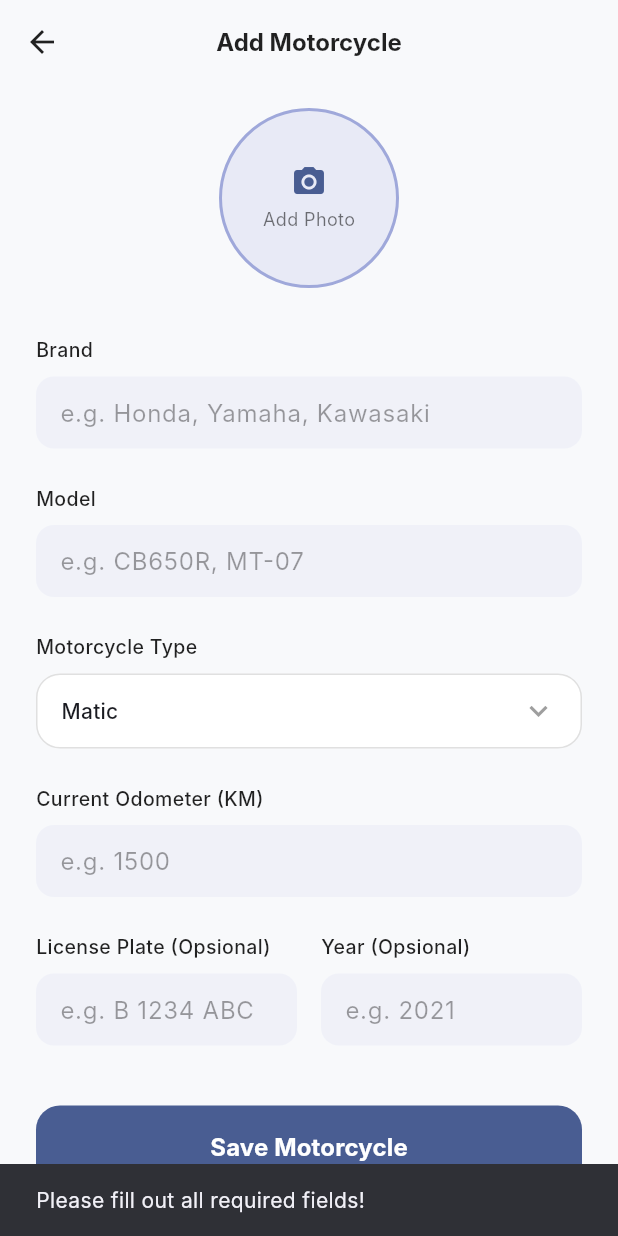
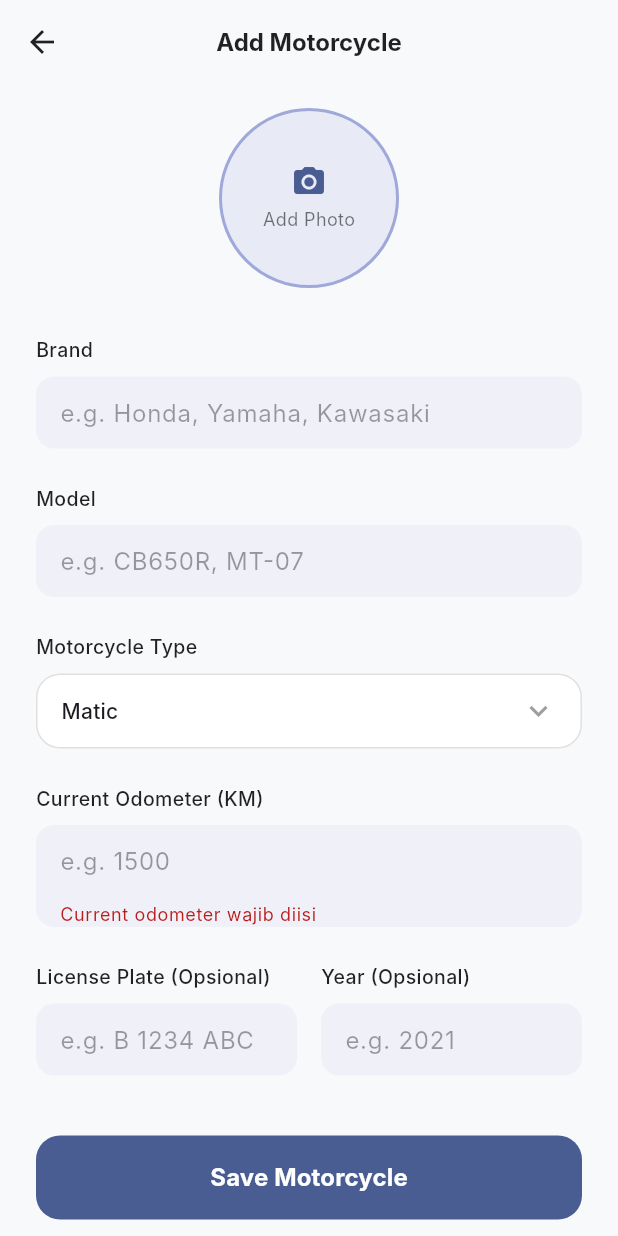
Before and after one commit to tjhhh/ServiceLog-RideAssisst, a Flutter app: the AddMotorcycleScreen screen opened directly, after a tap on "Save Motorcycle", on a phone screen of 412 x 824 dp. Run offline on Flutter 3.47's test engine with Material 3 defaults, Android fonts, the phone set to English and light mode, and no system bars; our stand-ins replace cloud_firestore, firebase_auth, firebase_core, flutter_dotenv, flutter_riverpod, geolocator and 4 more; accounts and stored records are empty; generated files the repository leaves out were written again; Roboto replaces fonts that are missing (Inter).

Commit message:
fix: adding error handling in add motorcycle form for textinput at odometer, license plate, and year

```diff
--- a/lib/screens/add_motorcycle_screen.dart
+++ b/lib/screens/add_motorcycle_screen.dart
@@ -1,10 +1,11 @@
 import 'dart:io';
 import 'package:flutter/material.dart';
+import 'package:flutter/services.dart';
 import 'package:flutter_riverpod/flutter_riverpod.dart';
+import 'package:image_cropper/image_cropper.dart';
 import 'package:image_picker/image_picker.dart';
-import 'package:image_cropper/image_cropper.dart';
+import 'package:path/path.dart' as p;
 import 'package:path_provider/path_provider.dart';
-import 'package:path/path.dart' as p;
 
 import '../models/motorcycle.dart';
 import '../providers/motorcycle_provider.dart';
@@ -18,6 +19,7 @@ class AddMotorcycleScreen extends ConsumerStatefulWidget {
 }
 
 class _AddMotorcycleScreenState extends ConsumerState<AddMotorcycleScreen> {
+  final _formKey = GlobalKey<FormState>();
   final _brandController = TextEditingController();
   final _nameController = TextEditingController();
   final _odometerController = TextEditingController();
@@ -86,12 +88,7 @@ class _AddMotorcycleScreenState extends ConsumerState<AddMotorcycleScreen> {
   }
 
   Future<void> _saveMotorcycle() async {
-    if (_brandController.text.trim().isEmpty ||
-        _nameController.text.trim().isEmpty ||
-        _odometerController.text.trim().isEmpty) {
-      ScaffoldMessenger.of(context).showSnackBar(
-        const SnackBar(content: Text('Please fill out all required fields!')),
-      );
+    if (!(_formKey.currentState?.validate() ?? false)) {
       return;
     }
 
@@ -100,7 +97,7 @@ class _AddMotorcycleScreenState extends ConsumerState<AddMotorcycleScreen> {
     });
 
     String imageUrl =
-        'https://images.unsplash.com/photo-1558981403-c5f9899a28bc?q=80&w=800&auto=format&fit=crop'; // Default placeholder
+        'https://images.unsplash.com/photo-1558981403-c5f9899a28bc?q=80&w=800&auto=format&fit=crop';
     if (_selectedImage != null) {
       final savedPath = await _saveImageLocally(_selectedImage!);
       if (savedPath != null) {
@@ -111,14 +108,16 @@ class _AddMotorcycleScreenState extends ConsumerState<AddMotorcycleScreen> {
     final newMotorcycle = Motorcycle(
       brand: _brandController.text.trim(),
       name: _nameController.text.trim(),
-      type: _selectedType, // assign the selected type
+      type: _selectedType,
       licensePlate: _licensePlateController.text.trim().isNotEmpty
-          ? _licensePlateController.text.trim().toUpperCase()
+          ? _normalizeLicensePlate(_licensePlateController.text)
           : null,
-      year: int.tryParse(_yearController.text.trim()),
+      year: _yearController.text.trim().isEmpty
+          ? null
+          : int.parse(_yearController.text.trim()),
       imageUrl: imageUrl,
-      odometer: int.tryParse(_odometerController.text.trim()) ?? 0,
-      healthPercentage: 100, // Default for new
+      odometer: int.parse(_odometerController.text.trim()),
+      healthPercentage: 100,
       healthStatus: 'OPTIMAL',
       nextService: 'General Inspection',
     );
@@ -134,6 +133,50 @@ class _AddMotorcycleScreenState extends ConsumerState<AddMotorcycleScreen> {
       );
       Navigator.pop(context);
     }
+  }
+
+  String? _validateOdometer(String? value) {
+    final trimmedValue = value?.trim() ?? '';
+    if (trimmedValue.isEmpty) {
+      return 'Current odometer wajib diisi';
+    }
+
+    if (!RegExp(r'^\d+$').hasMatch(trimmedValue)) {
+      return 'Current odometer hanya boleh berisi angka';
+    }
+
+    return null;
+  }
+
+  String? _validateLicensePlate(String? value) {
+    final trimmedValue = value?.trim() ?? '';
+    if (trimmedValue.isEmpty) {
+      return null;
+    }
+
+    final normalizedValue = _normalizeLicensePlate(trimmedValue);
+    if (!RegExp(r'^[A-Z]{1,2} \d{1,4} [A-Z]{2,3}$').hasMatch(normalizedValue)) {
+      return 'Format plat: H 1234 ABC / HH 1 AB / HH 123 ABC';
+    }
+
+    return null;
+  }
+
+  String? _validateYear(String? value) {
+    final trimmedValue = value?.trim() ?? '';
+    if (trimmedValue.isEmpty) {
+      return null;
+    }
+
+    if (!RegExp(r'^\d+$').hasMatch(trimmedValue)) {
+      return 'Year hanya boleh berisi angka';
+    }
+
+    return null;
+  }
+
+  String _normalizeLicensePlate(String value) {
+    return value.trim().toUpperCase().replaceAll(RegExp(r'\s+'), ' ');
   }
 
   @override
@@ -159,7 +202,9 @@ class _AddMotorcycleScreenState extends ConsumerState<AddMotorcycleScreen> {
       ),
       body: _isLoading
           ? const Center(child: CircularProgressIndicator())
-          : SingleChildScrollView(
+          : Form(
+              key: _formKey,
+              child: SingleChildScrollView(
                 padding: const EdgeInsets.symmetric(
                   horizontal: 24.0,
                   vertical: 16.0,
@@ -231,6 +276,10 @@ class _AddMotorcycleScreenState extends ConsumerState<AddMotorcycleScreen> {
                       hintText: 'e.g. 1500',
                       controller: _odometerController,
                       keyboardType: TextInputType.number,
+                      inputFormatters: [
+                        FilteringTextInputFormatter.digitsOnly,
+                      ],
+                      validator: _validateOdometer,
                     ),
                     const SizedBox(height: 24),
                     Row(
@@ -240,6 +289,13 @@ class _AddMotorcycleScreenState extends ConsumerState<AddMotorcycleScreen> {
                             label: 'License Plate (Opsional)',
                             hintText: 'e.g. B 1234 ABC',
                             controller: _licensePlateController,
+                            textCapitalization: TextCapitalization.characters,
+                            inputFormatters: [
+                              FilteringTextInputFormatter.allow(
+                                RegExp(r'[a-zA-Z0-9 ]'),
+                              ),
+                            ],
+                            validator: _validateLicensePlate,
                           ),
                         ),
                         const SizedBox(width: 16),
@@ -249,6 +305,10 @@ class _AddMotorcycleScreenState extends ConsumerState<AddMotorcycleScreen> {
                             hintText: 'e.g. 2021',
                             controller: _yearController,
                             keyboardType: TextInputType.number,
+                            inputFormatters: [
+                              FilteringTextInputFormatter.digitsOnly,
+                            ],
+                            validator: _validateYear,
                           ),
                         ),
                       ],
@@ -278,6 +338,7 @@ class _AddMotorcycleScreenState extends ConsumerState<AddMotorcycleScreen> {
                     ),
                     const SizedBox(height: 40),
                   ],
+                ),
               ),
             ),
     );
@@ -312,7 +373,7 @@ class _AddMotorcycleScreenState extends ConsumerState<AddMotorcycleScreen> {
                 return DropdownMenuItem(
                   value: type,
                   child: Text(
-                    type[0].toUpperCase() + type.substring(1), // Capitalize
+                    type[0].toUpperCase() + type.substring(1),
                     style: const TextStyle(fontSize: 14),
                   ),
                 );
@@ -336,6 +397,9 @@ class _AddMotorcycleScreenState extends ConsumerState<AddMotorcycleScreen> {
     required String hintText,
     required TextEditingController controller,
     TextInputType keyboardType = TextInputType.text,
+    TextCapitalization textCapitalization = TextCapitalization.none,
+    List<TextInputFormatter>? inputFormatters,
+    String? Function(String?)? validator,
   }) {
     return Column(
       crossAxisAlignment: CrossAxisAlignment.start,
@@ -355,9 +419,13 @@ class _AddMotorcycleScreenState extends ConsumerState<AddMotorcycleScreen> {
             color: Colors.indigo.shade50.withOpacity(0.5),
             borderRadius: BorderRadius.circular(12),
           ),
-          child: TextField(
+          child: TextFormField(
             controller: controller,
             keyboardType: keyboardType,
+            textCapitalization: textCapitalization,
+            inputFormatters: inputFormatters,
+            validator: validator,
+            autovalidateMode: AutovalidateMode.onUserInteraction,
             decoration: InputDecoration(
               hintText: hintText,
               hintStyle: const TextStyle(color: Colors.black38, fontSize: 16),
```
Lines whose indentation alone changed are shown as unchanged.
